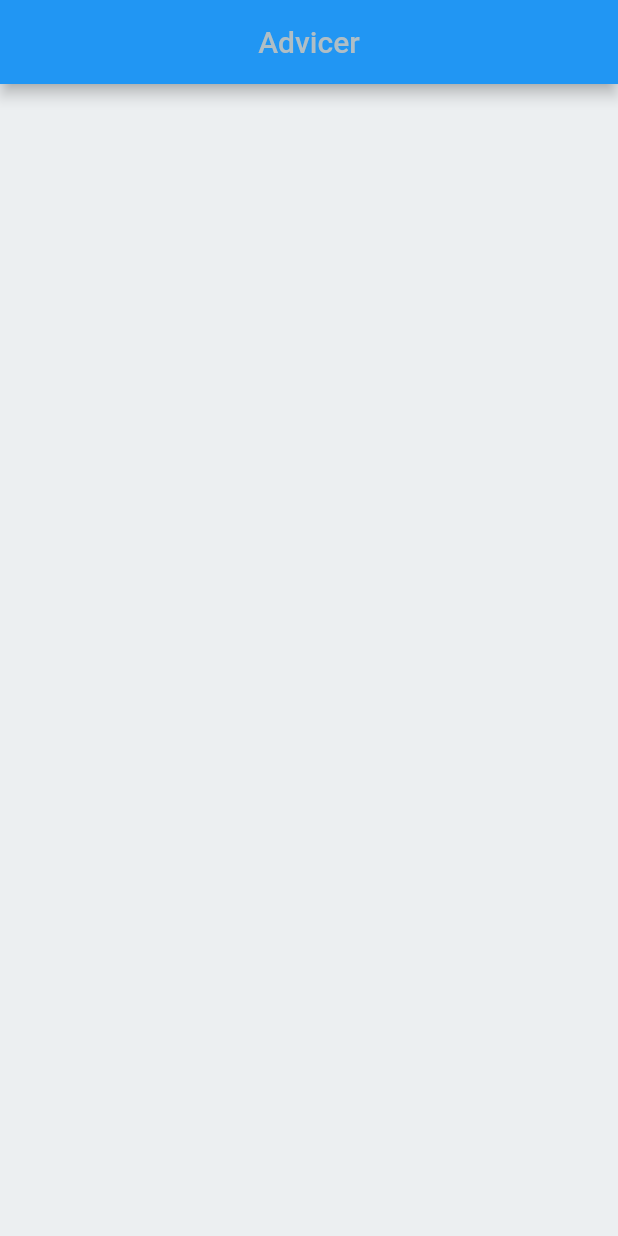
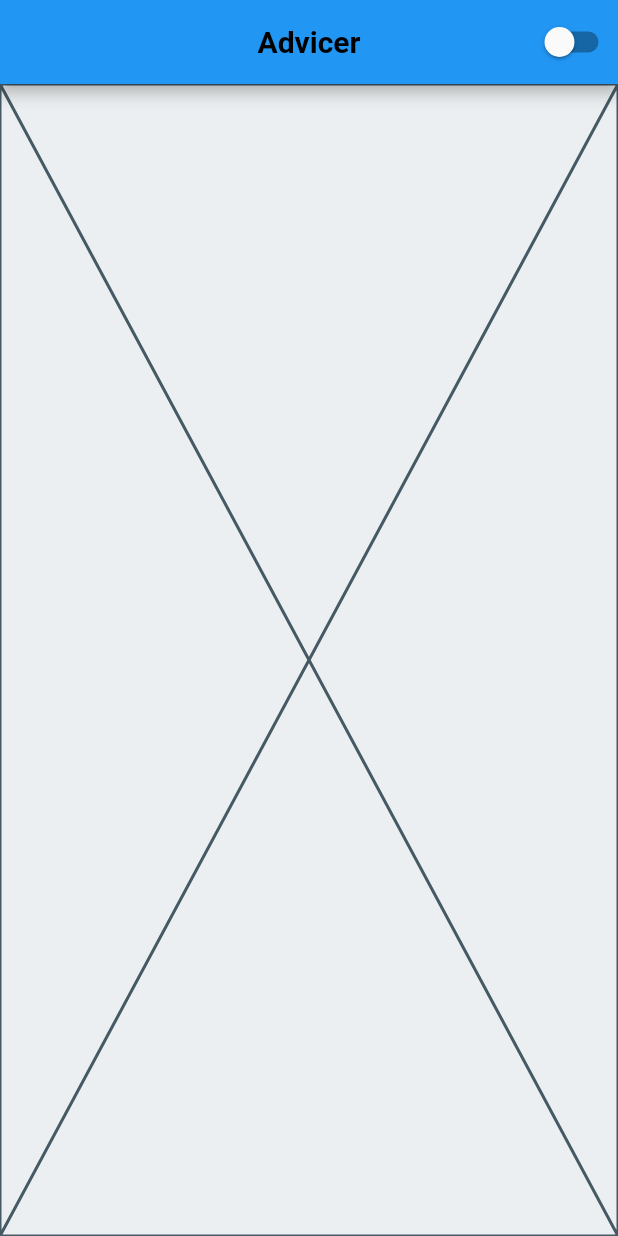
Before and after one commit to massimilianoporzio/advicer, a Flutter app: the screen it shows after launch, on a phone screen of 412 x 824 dp. Run offline on Flutter 3.47's test engine with Material 2 defaults, Android fonts, the phone set to English and light mode, and no system bars; Roboto replaces fonts that are missing (Rubik).

Commit message:
AdvicePage senza body

```diff
--- a/lib/2_application/pages/advice/advice_page.dart
+++ b/lib/2_application/pages/advice/advice_page.dart
@@ -1,4 +1,6 @@
+import 'package:advicer/2_application/core/services/theme_service.dart';
 import 'package:flutter/material.dart';
+import 'package:provider/provider.dart';
 
 class AdvicePage extends StatelessWidget {
   const AdvicePage({super.key});
@@ -10,11 +12,19 @@ class AdvicePage extends StatelessWidget {
       appBar: AppBar(
         title: Text(
           'Advicer',
-          style: themeData.appBarTheme.titleTextStyle,
+          style: themeData.textTheme.headline1,
         ),
         centerTitle: true,
-        actions: [],
+        actions: [
+          Switch(
+            //*value lo ascolto! listen: true è default
+            value: Provider.of<ThemeService>(context).isDarkModeOn,
+            onChanged: (value) =>
+                Provider.of<ThemeService>(context, listen: false).toggleTheme(),
+          )
+        ],
       ),
+      body: const Placeholder(),
     );
   }
 }
--- a/lib/main.dart
+++ b/lib/main.dart
@@ -17,10 +17,14 @@ class MyApp extends StatelessWidget {
   // This widget is the root of your application.
   @override
   Widget build(BuildContext context) {
-    return MaterialApp(
-      title: 'Advicer',
-      theme: AppTheme.lightTheme,
-      home: const AdvicePage(),
+    return Consumer<ThemeService>(
+      builder: (context, themeService, child) => MaterialApp(
+        themeMode: themeService.isDarkModeOn ? ThemeMode.dark : ThemeMode.light,
+        title: 'Advicer',
+        theme: AppTheme.lightTheme,
+        darkTheme: AppTheme.darkTheme,
+        home: const AdvicePage(),
+      ),
     );
   }
 }
```
